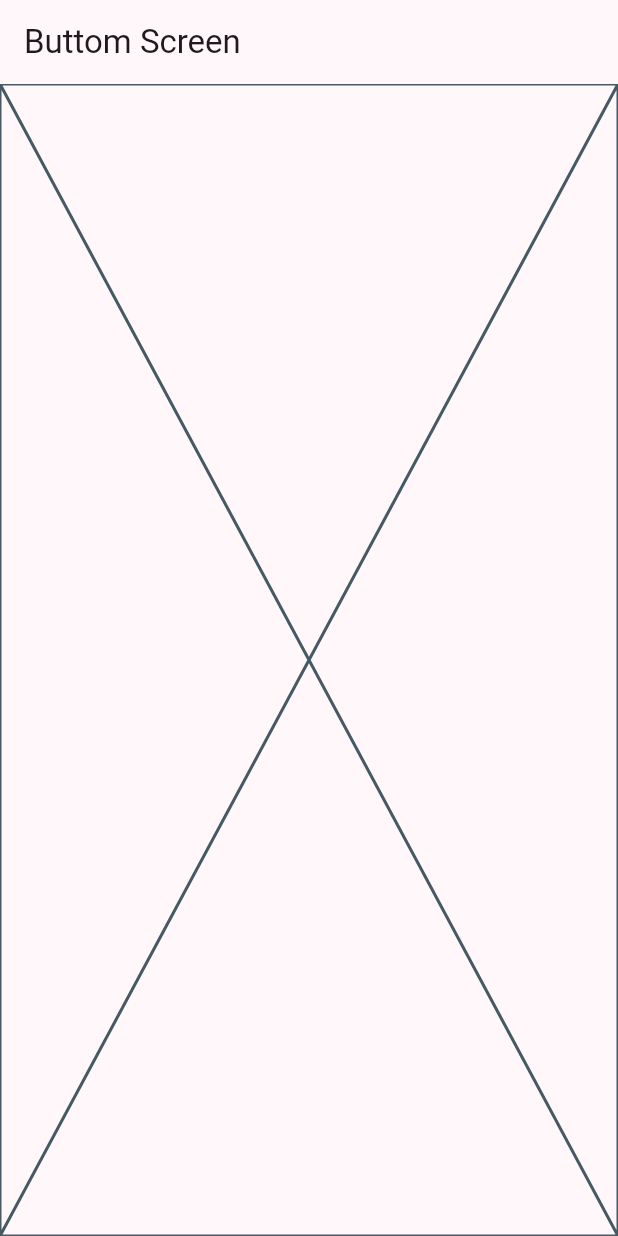
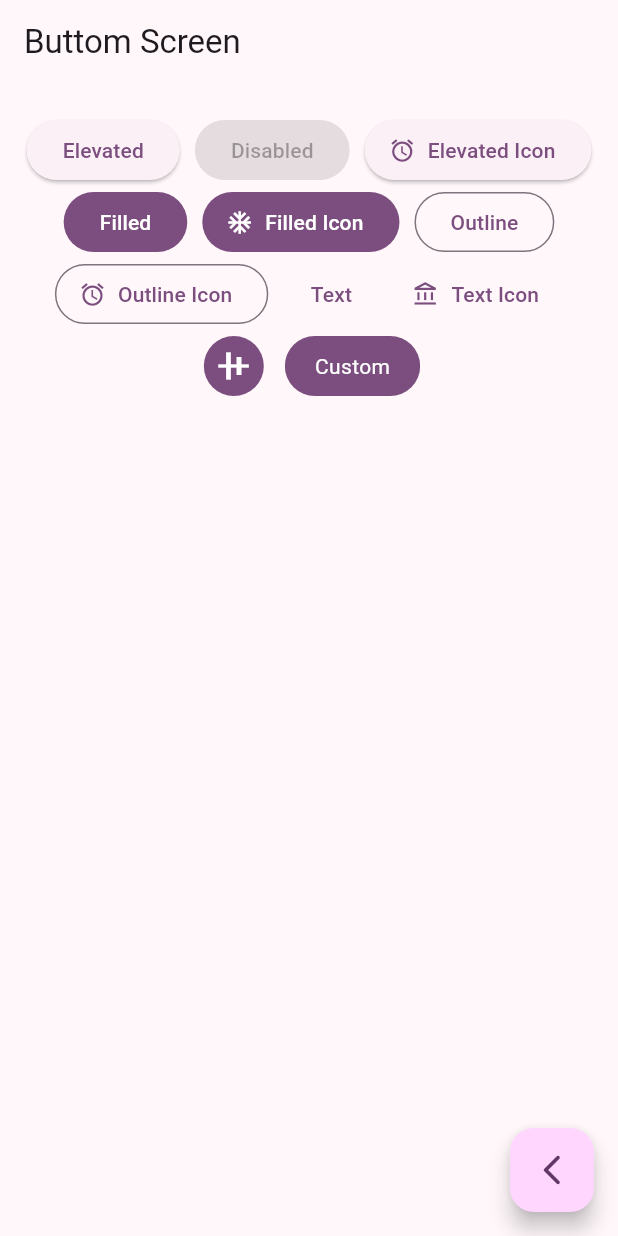
Before and after one commit to DeftoLabs/flutter-widgets, a Flutter app: the ButtonsScreen screen opened by its route, on a phone screen of 412 x 824 dp. Run offline on Flutter 3.47's test engine with Material 3 defaults, Android fonts, the phone set to English and light mode, and no system bars; our stand-ins replace go_router.

Commit message:
Buttoms Finish

```diff
--- a/lib/presentation/screen/buttoms/buttoms_screen.dart
+++ b/lib/presentation/screen/buttoms/buttoms_screen.dart
@@ -1,4 +1,5 @@
 import 'package:flutter/material.dart';
+import 'package:go_router/go_router.dart';
 
 class ButtonsScreen extends StatelessWidget {
 
@@ -12,7 +13,95 @@ class ButtonsScreen extends StatelessWidget {
       appBar: AppBar(
         title: const Text('Buttom Screen'),
       ),
-      body: const Placeholder(),
+      body: const _ButtonsView(),
+      floatingActionButton: FloatingActionButton(
+        child: const Icon(Icons.arrow_back_ios_new_rounded),
+        onPressed: (){
+          context.pop();
+        }),
     );
   }
 }
+
+class _ButtonsView extends StatelessWidget {
+  const _ButtonsView();
+
+  @override
+  Widget build(BuildContext context) {
+
+    final colors = Theme.of(context).colorScheme;
+
+    return SizedBox(
+      width: double.infinity,
+      child: Padding(
+        padding: const EdgeInsets.symmetric(horizontal: 10, vertical: 20),
+        child: Wrap(
+          spacing: 10,
+          crossAxisAlignment: WrapCrossAlignment.center,
+          alignment: WrapAlignment.center,
+          children: [
+            ElevatedButton(
+              onPressed: (){},
+              child: const Text('Elevated')),
+            const ElevatedButton(
+              onPressed: null,
+              child: Text('Disabled')),
+            ElevatedButton.icon(
+              onPressed: (){},
+              icon: const Icon(Icons.access_alarm_rounded),
+              label: const Text('Elevated Icon')),
+            FilledButton(
+              onPressed: (){},
+              child: const Text('Filled')),
+            FilledButton.icon(
+              onPressed: (){},
+              icon: const Icon(Icons.ac_unit),
+              label: const Text('Filled Icon')),
+              OutlinedButton(
+                onPressed: (){},
+                child: const Text('Outline')),
+              OutlinedButton.icon(
+                onPressed: (){},
+                icon: const Icon(Icons.access_alarm),
+                label: const Text('Outline Icon')),
+              TextButton(onPressed: (){}, child: const Text('Text')),
+              TextButton.icon(onPressed: (){}, icon: const Icon(Icons.account_balance_outlined), label: const Text('Text Icon')),
+              IconButton(onPressed: (){}, icon: const Icon(Icons.align_vertical_center_sharp),
+              style: ButtonStyle(
+                backgroundColor: MaterialStatePropertyAll(colors.primary),
+                iconColor: const MaterialStatePropertyAll(Colors.white),
+          ),),
+          const CustomButton(),
+
+          ],
+        ),
+      ),
+    );
+  }
+}
+
+
+class CustomButton extends StatelessWidget {
+  const CustomButton({super.key});
+
+  @override
+  Widget build(BuildContext context) {
+
+    final colors = Theme.of(context).colorScheme;
+
+    return ClipRRect(
+      borderRadius: BorderRadius.circular(20),
+      child: Material(
+        color: colors.primary,
+        child:
+        InkWell(
+          splashColor: Colors.pink[400],
+          onTap: (){},
+          child: const Padding (
+            padding: EdgeInsets.symmetric(horizontal: 20, vertical: 10),
+            child: Text('Custom', style: TextStyle(color: Colors.white),)),
+        ),
+      ),
+    );
+  }
+}
```
